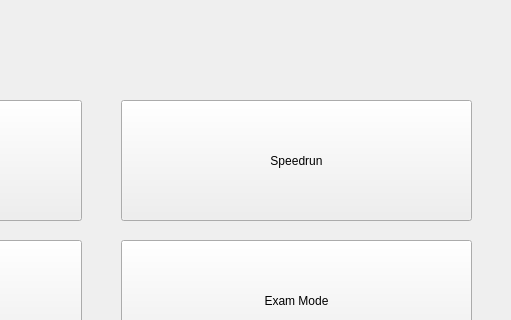
Old version of the form Assets/UI Files/MainMenu.ui in the repository AdamFinke07/Sigma-Maths-Rewrite; both pictures show x 289 to 800 and y 220 to 540 of the 800 by 755 pixel window.
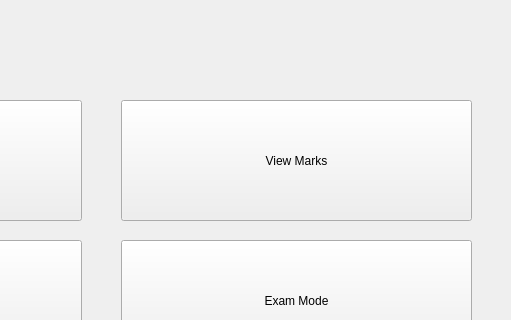
New version of the form. Icons and pictures are not drawn.

```diff
--- a/Assets/UI Files/MainMenu.ui
+++ b/Assets/UI Files/MainMenu.ui
@@ -56,7 +56,7 @@
      </rect>
     </property>
     <property name="text">
-     <string>Speedrun</string>
+     <string>View Marks</string>
     </property>
    </widget>
    <widget class="QPushButton" name="PBExamMode">
```
Left out of the diff: 2 changed lines with no effect on the pictures.
